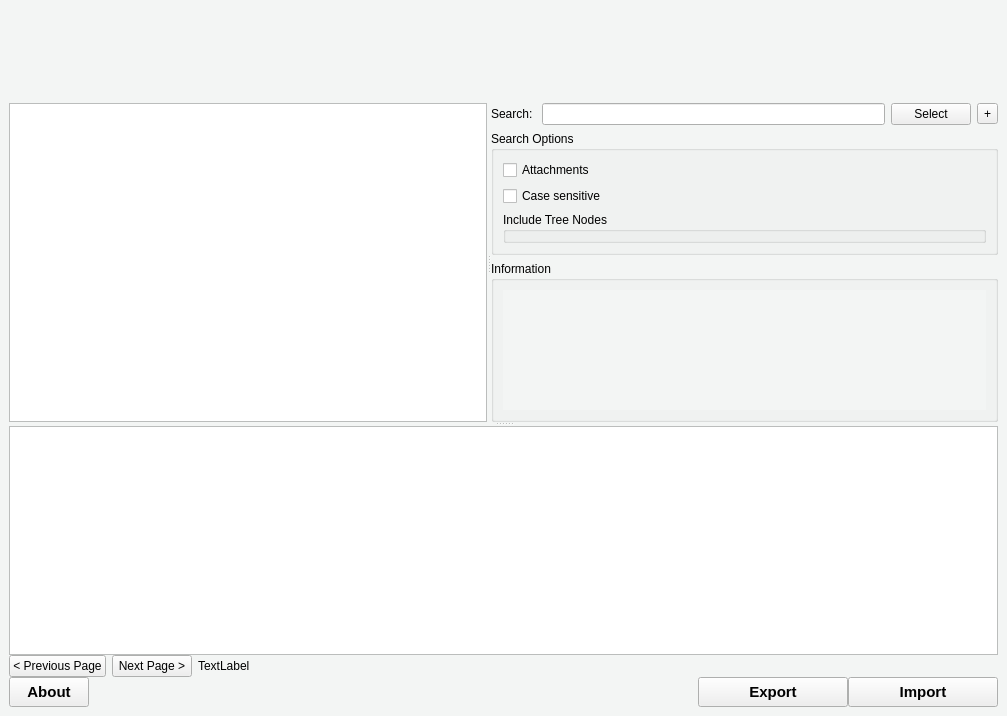
This is src/gui/dinsightmainwindow.ui in piql/insight as Qt 5 draws it before an edit. The edited form follows.
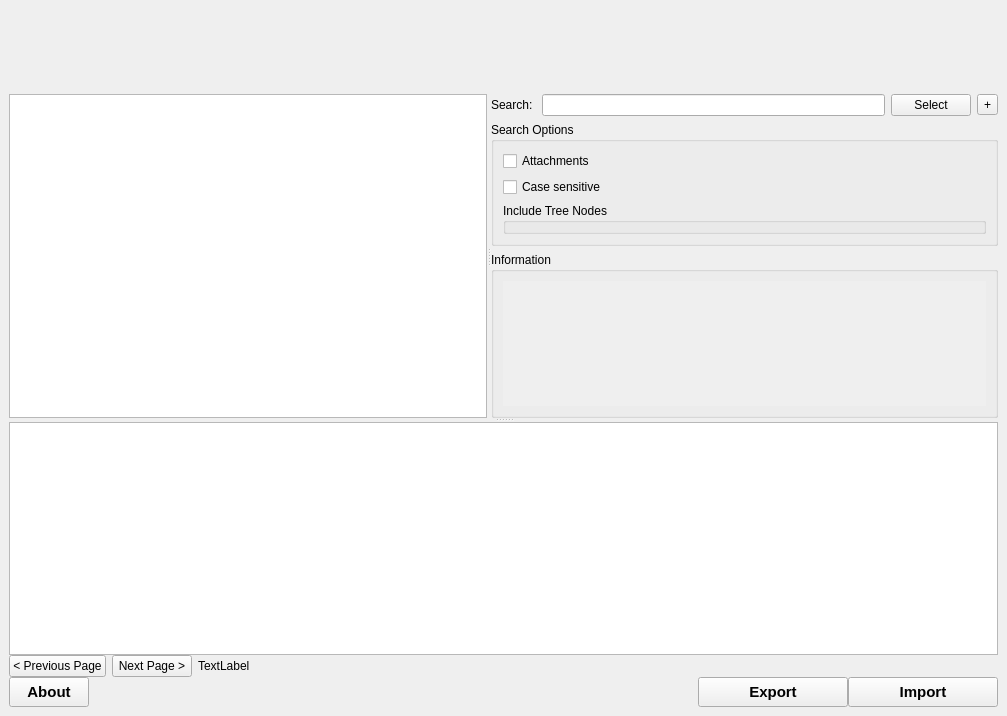
This is the edited form. Icons and pictures are not drawn. Custom widgets are drawn as their Qt base class.

```diff
--- a/src/gui/dinsightmainwindow.ui
+++ b/src/gui/dinsightmainwindow.ui
@@ -16,70 +16,6 @@
     <verstretch>0</verstretch>
    </sizepolicy>
   </property>
-  <property name="palette">
-   <palette>
-    <active>
-     <colorrole role="Base">
-      <brush brushstyle="SolidPattern">
-       <color alpha="255">
-        <red>255</red>
-        <green>255</green>
-        <blue>255</blue>
-       </color>
-      </brush>
-     </colorrole>
-     <colorrole role="Window">
-      <brush brushstyle="SolidPattern">
-       <color alpha="255">
-        <red>243</red>
-        <green>245</green>
-        <blue>244</blue>
-       </color>
-      </brush>
-     </colorrole>
-    </active>
-    <inactive>
-     <colorrole role="Base">
-      <brush brushstyle="SolidPattern">
-       <color alpha="255">
-        <red>255</red>
-        <green>255</green>
-        <blue>255</blue>
-       </color>
-      </brush>
-     </colorrole>
-     <colorrole role="Window">
-      <brush brushstyle="SolidPattern">
-       <color alpha="255">
-        <red>243</red>
-        <green>245</green>
-        <blue>244</blue>
-       </color>
-      </brush>
-     </colorrole>
-    </inactive>
-    <disabled>
-     <colorrole role="Base">
-      <brush brushstyle="SolidPattern">
-       <color alpha="255">
-        <red>243</red>
-        <green>245</green>
-        <blue>244</blue>
-       </color>
-      </brush>
-     </colorrole>
-     <colorrole role="Window">
-      <brush brushstyle="SolidPattern">
-       <color alpha="255">
-        <red>243</red>
-        <green>245</green>
-        <blue>244</blue>
-       </color>
-      </brush>
-     </colorrole>
-    </disabled>
-   </palette>
-  </property>
   <property name="windowTitle">
    <string>-</string>
   </property>
@@ -92,6 +28,9 @@
     <property name="spacing">
      <number>0</number>
     </property>
+    <property name="topMargin">
+     <number>0</number>
+    </property>
     <item>
      <layout class="QHBoxLayout" name="horizontalLayout_4">
       <property name="spacing">
@@ -330,8 +269,8 @@
                 <rect>
                  <x>0</x>
                  <y>0</y>
-                 <width>486</width>
-                 <height>132</height>
+                 <width>494</width>
+                 <height>115</height>
                 </rect>
                </property>
                <property name="sizePolicy">
```
Left out of the diff: 7 changed lines with no effect on the pictures.
